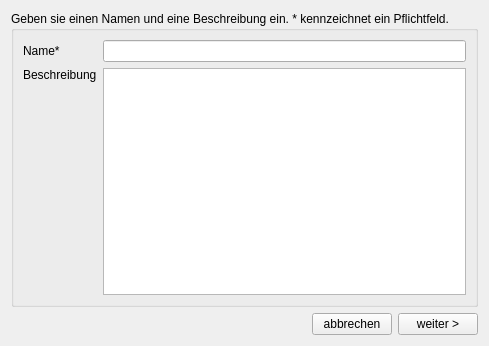
This is Fuk/charakterform.ui in FireballGfx/FUK as Qt 5 draws it before an edit. The edited form follows.
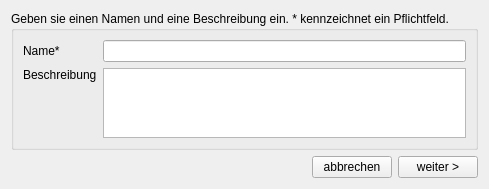
This is the edited form.

```diff
--- a/Fuk/charakterform.ui
+++ b/Fuk/charakterform.ui
@@ -6,8 +6,8 @@
    <rect>
     <x>0</x>
     <y>0</y>
-    <width>429</width>
-    <height>346</height>
+    <width>427</width>
+    <height>179</height>
    </rect>
   </property>
   <property name="windowTitle">
```
